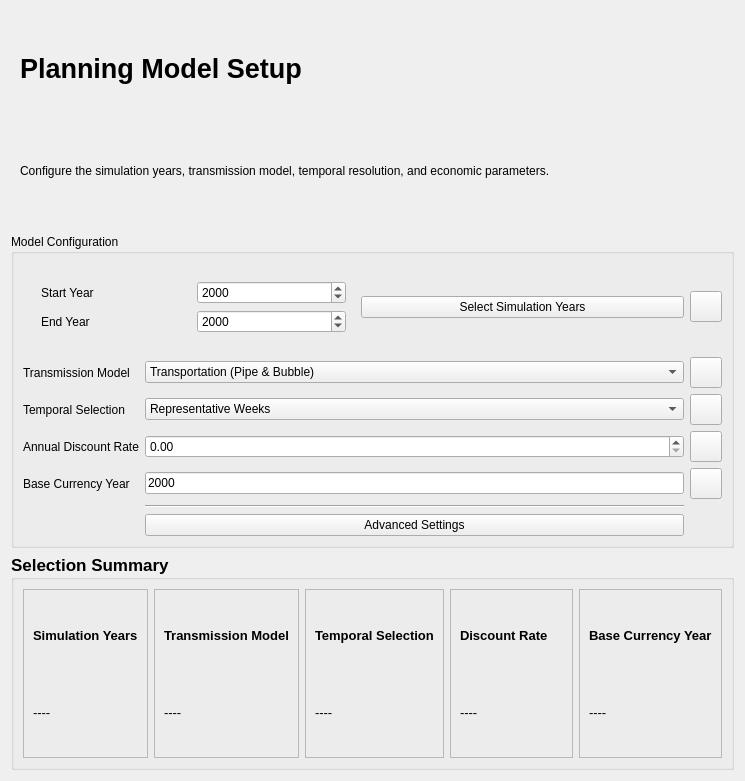
Before: the Qt Designer form quest_planning/ui/forms/planning_model_setup/planning_model.ui in sandialabs/quest_planning, drawn with Qt 5.
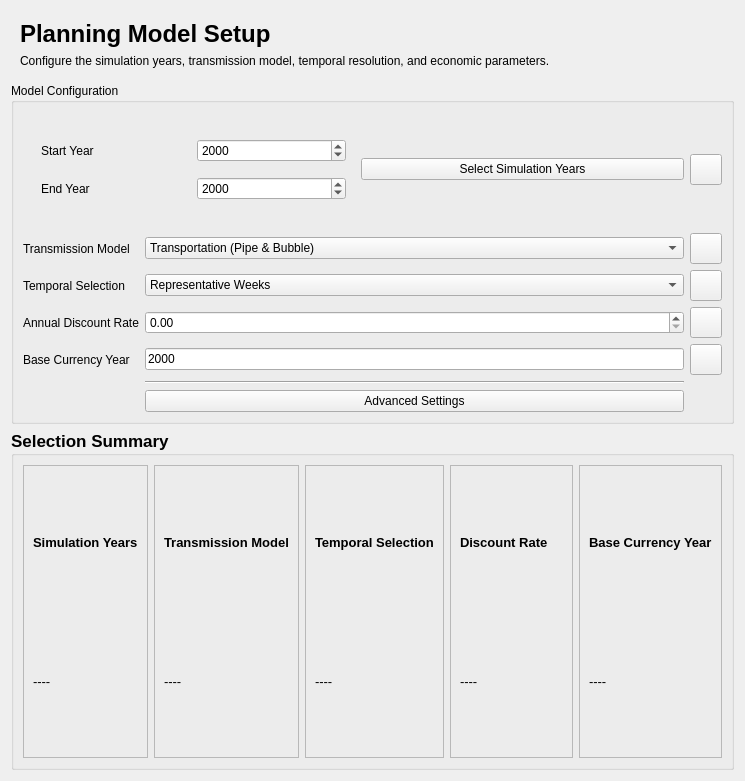
After: the same form once the commit is applied. Icons and pictures are not drawn.

Commit message: style: fixed the styling on Planning and Scenario Builder pages

```diff
--- a/quest_planning/ui/forms/planning_model_setup/planning_model.ui
+++ b/quest_planning/ui/forms/planning_model_setup/planning_model.ui
@@ -16,33 +16,56 @@
   <layout class="QVBoxLayout" name="verticalLayout">
    <item>
     <widget class="QFrame" name="frame_header">
+     <property name="sizePolicy">
+      <sizepolicy hsizetype="Preferred" vsizetype="Fixed">
+       <horstretch>0</horstretch>
+       <verstretch>0</verstretch>
+      </sizepolicy>
+     </property>
      <property name="frameShape">
       <enum>QFrame::NoFrame</enum>
      </property>
      <property name="frameShadow">
       <enum>QFrame::Raised</enum>
      </property>
-     <layout class="QVBoxLayout" name="verticalLayout_8">
+     <layout class="QHBoxLayout" name="horizontalLayout_2">
       <item>
-       <widget class="QLabel" name="label_title">
-        <property name="font">
-         <font>
-          <pointsize>20</pointsize>
-          <weight>75</weight>
-          <bold>true</bold>
-         </font>
-        </property>
-        <property name="text">
-         <string>Planning Model Setup</string>
-        </property>
-       </widget>
+       <layout class="QVBoxLayout" name="verticalLayout_8">
+        <item>
+         <widget class="QLabel" name="label_title">
+          <property name="font">
+           <font>
+            <pointsize>18</pointsize>
+            <weight>75</weight>
+            <bold>true</bold>
+           </font>
+          </property>
+          <property name="text">
+           <string>Planning Model Setup</string>
+          </property>
+         </widget>
+        </item>
+        <item>
+         <widget class="QLabel" name="label_subtitle">
+          <property name="text">
+           <string>Configure the simulation years, transmission model, temporal resolution, and economic parameters.</string>
+          </property>
+         </widget>
+        </item>
+       </layout>
       </item>
       <item>
-       <widget class="QLabel" name="label_subtitle">
-        <property name="text">
-         <string>Configure the simulation years, transmission model, temporal resolution, and economic parameters.</string>
+       <spacer name="horizontalSpacer">
+        <property name="orientation">
+         <enum>Qt::Horizontal</enum>
         </property>
-       </widget>
+        <property name="sizeHint" stdset="0">
+         <size>
+          <width>40</width>
+          <height>20</height>
+         </size>
+        </property>
+       </spacer>
       </item>
      </layout>
     </widget>
```
Left out of the diff: 114 changed lines with no effect on the pictures. The commit also changes 2 other files.
